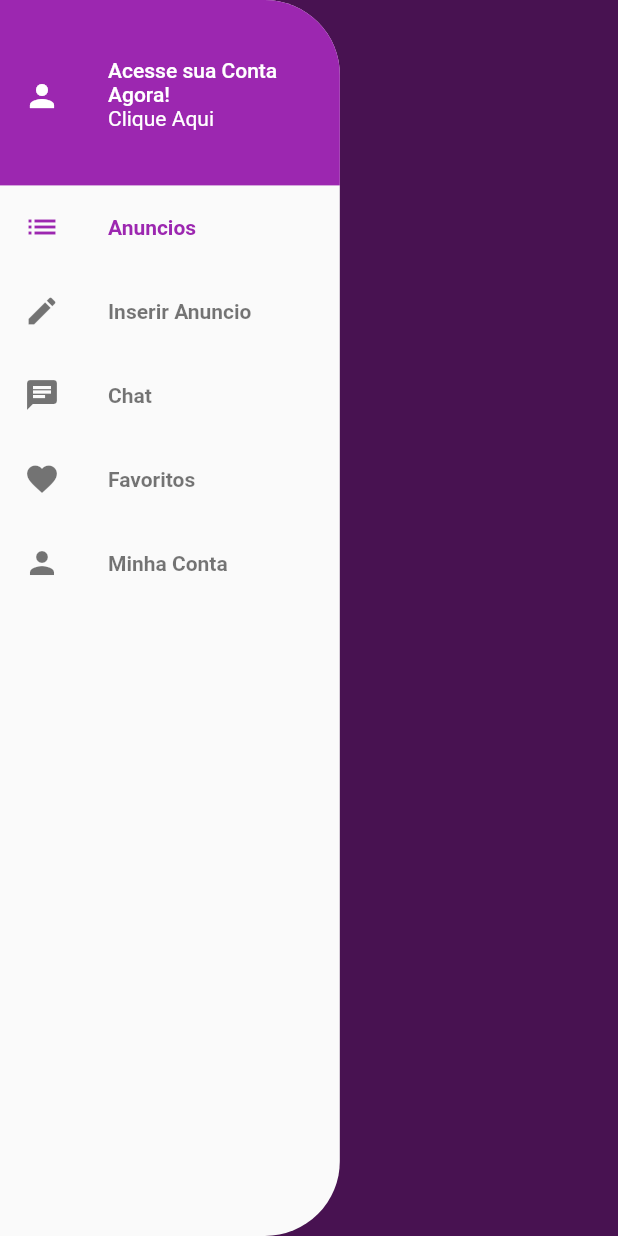
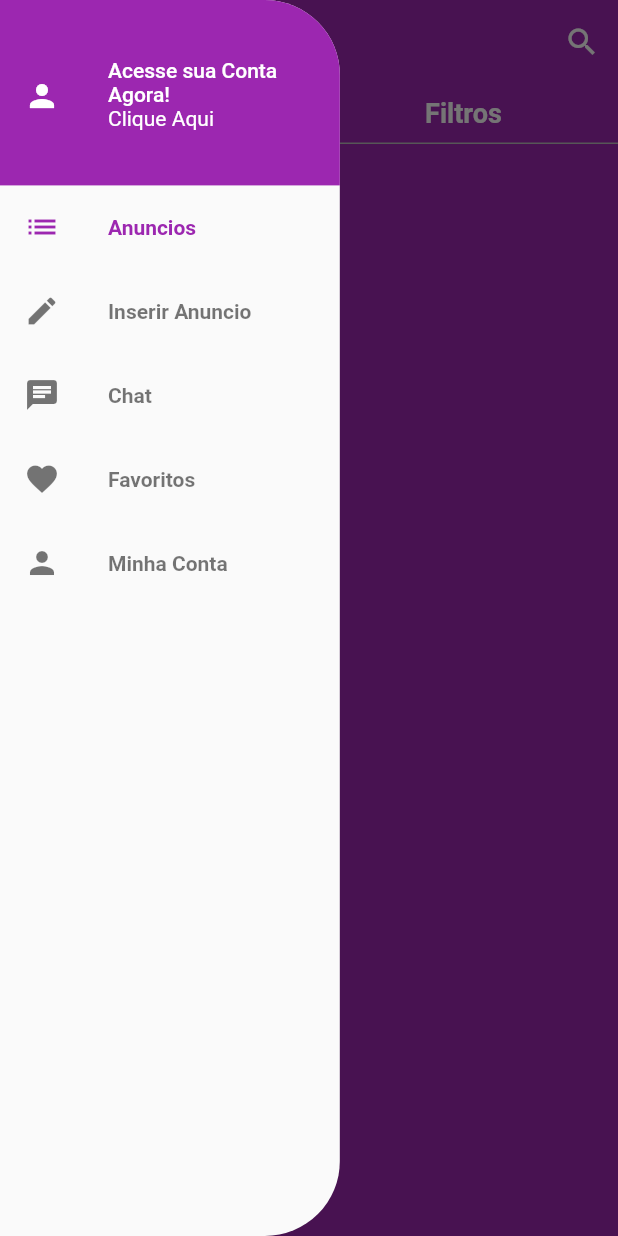
Before and after one commit to brunnuh/xlo_mobx, a Flutter app: the screen it shows after launch, with the side drawer open, on a phone screen of 412 x 824 dp. Run offline on Flutter 3.47's test engine with Material 2 defaults, Android fonts, the phone set to English and light mode, and no system bars; our stand-ins replace brasil_fields, dio, flutter_mobx, get_it, image_cropper, image_picker and 3 more; accounts and stored records are empty; generated files the repository leaves out were written again; network calls fail; statements that could not run were skipped.

Commit message:
insert button category and filters

```diff
--- a/lib/main.dart
+++ b/lib/main.dart
@@ -1,9 +1,9 @@
 import 'package:flutter/material.dart';
 import 'package:get_it/get_it.dart';
 import 'package:parse_server_sdk_flutter/parse_server_sdk.dart';
-import 'package:xlo_mobx/repositories/cep_repository.dart';
 import 'package:xlo_mobx/screens/base/base_screen.dart';
 import 'package:xlo_mobx/stores/category_store.dart';
+import 'package:xlo_mobx/stores/home_store.dart';
 import 'package:xlo_mobx/stores/page_store.dart';
 import 'package:xlo_mobx/stores/user_manager_store.dart';
 
@@ -13,8 +13,6 @@ void main() async {
   await initializeParse();
   setupLocators(); // chamando singletons
   runApp(MyApp());
-
-
 }
 
 Future<void> initializeParse() async {
@@ -27,6 +25,7 @@ Future<void> initializeParse() async {
 
 void setupLocators() {
   GetIt.I.registerSingleton(PageStore());
+  GetIt.I.registerSingleton(HomeStore());
   GetIt.I.registerSingleton(UserManagerStore());
   GetIt.I.registerSingleton(CategoryStore());
 }
--- /dev/null
+++ b/lib/screens/home/components/bar_button.dart
@@ -0,0 +1,30 @@
+import 'package:flutter/material.dart';
+
+class BarButton extends StatelessWidget {
+  final String title;
+  final BoxDecoration boxDecoration;
+  final VoidCallback onTap;
+  BarButton({this.title, this.boxDecoration, this.onTap});
+
+  @override
+  Widget build(BuildContext context) {
+    return Expanded(
+      child: InkWell(
+        onTap: onTap,
+        child: Container(
+          alignment: Alignment.center,
+          decoration: boxDecoration,
+          height: 40,
+          child: Text(
+            title,
+            style: TextStyle(
+              color: Colors.white,
+              fontSize: 18,
+              fontWeight: FontWeight.w600,
+            ),
+          ),
+        ),
+      ),
+    );
+  }
+}
--- /dev/null
+++ b/lib/screens/home/components/top_bar.dart
@@ -0,0 +1,38 @@
+import 'package:flutter/material.dart';
+
+import 'bar_button.dart';
+
+class TopBar extends StatelessWidget {
+  @override
+  Widget build(BuildContext context) {
+    return Row(
+      children: [
+        BarButton(
+          title: 'Categorias',
+          boxDecoration: BoxDecoration(
+            border: Border(
+              bottom: BorderSide(
+                color: Colors.grey[400],
+              ),
+              right: BorderSide(
+                color: Colors.grey[400],
+              ),
+            ),
+          ),
+          onTap: () {},
+        ),
+        BarButton(
+          title: 'Filtros',
+          boxDecoration: BoxDecoration(
+            border: Border(
+              bottom: BorderSide(
+                color: Colors.grey[400],
+              ),
+            ),
+          ),
+          onTap: () {},
+        ),
+      ],
+    );
+  }
+}
--- a/lib/screens/home/home_screen.dart
+++ b/lib/screens/home/home_screen.dart
@@ -1,13 +1,72 @@
 import 'package:flutter/material.dart';
+import 'package:flutter_mobx/flutter_mobx.dart';
+import 'package:get_it/get_it.dart';
 import 'package:xlo_mobx/components/custom_drawer/custom_drawer.dart';
+import 'package:xlo_mobx/stores/home_store.dart';
+
+import 'components/search_dialog.dart';
+import 'components/top_bar.dart';
 
 class HomeScreen extends StatelessWidget {
+  openSearch(BuildContext context) async {
+    final search = await showDialog(
+      context: context,
+      builder: (_) => SearchDialog(
+        currentSearch: homeStore.search,
+      ),
+    );
+    if (search != null) {
+      homeStore.setSearch(search);
+    }
+  }
+
+  final HomeStore homeStore = GetIt.I<HomeStore>();
+
   @override
   Widget build(BuildContext context) {
-    return SafeArea( // tirando a barra do celular do drawer
+    return SafeArea(
+      // tirando a barra do celular do drawer
       child: Scaffold(
         drawer: CustomDrawer(),
-        appBar: AppBar(),
+        appBar: AppBar(
+          title: Observer(
+            builder: (_) => homeStore.search.isEmpty
+                ? Container()
+                : GestureDetector(
+                    child: LayoutBuilder(
+                      // cria um layout min e max para o widget
+                      builder: (_, constraints) {
+                        return Container(
+                          width: constraints
+                              .biggest.width, // maior largura possivel
+                          child: Text(homeStore.search),
+                        );
+                      },
+                    ),
+                    onTap: () => openSearch(context),
+                  ),
+          ),
+          actions: [
+            Observer(builder: (_) {
+              return IconButton(
+                icon: homeStore.search.isEmpty
+                    ? Icon(Icons.search)
+                    : Icon(Icons.close),
+                onPressed: () {
+                  if (homeStore.search.isEmpty)
+                    openSearch(context);
+                  else
+                    homeStore.setSearch('');
+                },
+              );
+            })
+          ],
+        ),
+        body: Column(
+          children: [
+            TopBar(),
+          ],
+        ),
       ),
     );
   }
```
Also changed, not shown: lib/screens/home/components/search_dialog.dart (added, +46 -0 lines), lib/stores/home_store.dart (added, +13 -0 lines), lib/stores/home_store.g.dart (added).
